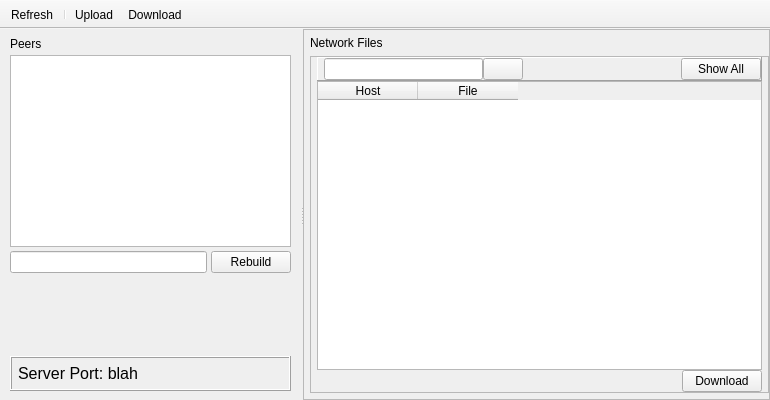
Qt form UI/ui_mainwindow.ui (christinadan/py2py) before a commit.
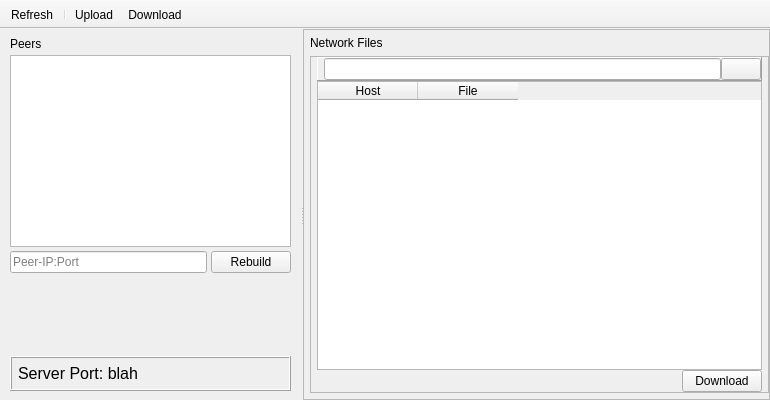
The same form after that commit. Icons and pictures are not drawn.

Commit message: Changed search and cast data being sent to peer as string

```diff
--- a/UI/ui_mainwindow.ui
+++ b/UI/ui_mainwindow.ui
@@ -89,7 +89,11 @@
         <item>
          <layout class="QHBoxLayout" name="rebuildHorizontalLayout">
           <item>
-           <widget class="QLineEdit" name="rebuildLineEdit"/>
+           <widget class="QLineEdit" name="rebuildLineEdit">
+            <property name="placeholderText">
+             <string>Peer-IP:Port</string>
+            </property>
+           </widget>
           </item>
           <item>
            <widget class="QPushButton" name="rebuildButton">
@@ -250,26 +254,6 @@
                 </property>
                </widget>
               </item>
-              <item>
-               <spacer name="horizontalSpacer">
-                <property name="orientation">
-                 <enum>Qt::Horizontal</enum>
-                </property>
-                <property name="sizeHint" stdset="0">
-                 <size>
-                  <width>26</width>
-                  <height>20</height>
-                 </size>
-                </property>
-               </spacer>
-              </item>
-              <item>
-               <widget class="QPushButton" name="showAllButton">
-                <property name="text">
-                 <string>Show All</string>
-                </property>
-               </widget>
-              </item>
              </layout>
             </widget>
            </item>
```
The commit also changes 1 other file.
